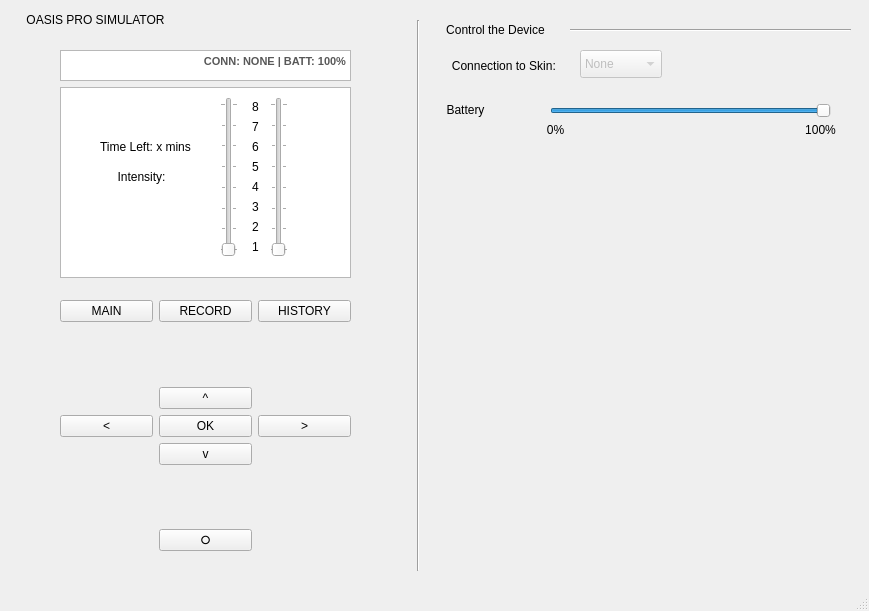
This is CES-Device/mainwindow.ui in ClintGalvez/CES-Device-Simulation as Qt 5 draws it before an edit. The edited form follows.
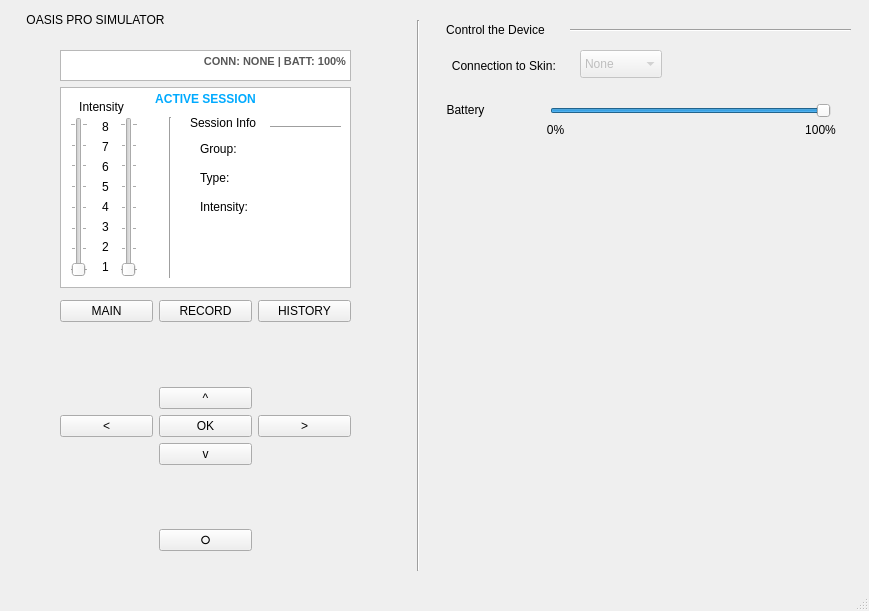
This is the edited form. The open tabs and pages were chosen to show the change.

```diff
--- a/CES-Device/mainwindow.ui
+++ b/CES-Device/mainwindow.ui
@@ -258,7 +258,7 @@
       <x>60</x>
       <y>50</y>
       <width>291</width>
-      <height>231</height>
+      <height>241</height>
      </rect>
     </property>
     <layout class="QVBoxLayout" name="screenLayout">
@@ -301,7 +301,7 @@
            <x>0</x>
            <y>0</y>
            <width>291</width>
-           <height>191</height>
+           <height>201</height>
           </rect>
          </property>
          <property name="html">
@@ -325,7 +325,7 @@
            <x>0</x>
            <y>0</y>
            <width>291</width>
-           <height>191</height>
+           <height>201</height>
           </rect>
          </property>
          <property name="html">
@@ -350,7 +350,7 @@
            <x>0</x>
            <y>0</y>
            <width>291</width>
-           <height>191</height>
+           <height>201</height>
           </rect>
          </property>
          <property name="html">
@@ -389,7 +389,7 @@
            <x>0</x>
            <y>0</y>
            <width>291</width>
-           <height>191</height>
+           <height>201</height>
           </rect>
          </property>
          <property name="html">
@@ -407,7 +407,7 @@
            <x>0</x>
            <y>30</y>
            <width>291</width>
-           <height>161</height>
+           <height>171</height>
           </rect>
          </property>
          <item>
@@ -429,7 +429,7 @@
            <x>0</x>
            <y>0</y>
            <width>291</width>
-           <height>191</height>
+           <height>201</height>
           </rect>
          </property>
          <property name="html">
@@ -447,7 +447,7 @@
            <x>0</x>
            <y>30</y>
            <width>291</width>
-           <height>161</height>
+           <height>171</height>
           </rect>
          </property>
          <property name="minimumSize">
@@ -480,7 +480,7 @@
            <x>0</x>
            <y>0</y>
            <width>291</width>
-           <height>191</height>
+           <height>201</height>
           </rect>
          </property>
          <property name="html">
@@ -498,7 +498,7 @@
            <x>0</x>
            <y>30</y>
            <width>291</width>
-           <height>161</height>
+           <height>171</height>
           </rect>
          </property>
          <item>
@@ -525,7 +525,7 @@
            <x>0</x>
            <y>0</y>
            <width>291</width>
-           <height>191</height>
+           <height>201</height>
           </rect>
          </property>
          <property name="html">
@@ -543,7 +543,7 @@
            <x>0</x>
            <y>30</y>
            <width>291</width>
-           <height>161</height>
+           <height>171</height>
           </rect>
          </property>
          <item>
@@ -572,8 +572,8 @@
         <widget class="QSlider" name="sldrIntLeft">
          <property name="geometry">
           <rect>
-           <x>160</x>
-           <y>10</y>
+           <x>10</x>
+           <y>30</y>
            <width>18</width>
            <height>160</height>
           </rect>
@@ -597,14 +597,17 @@
         <widget class="QLabel" name="lblIntTitle">
          <property name="geometry">
           <rect>
-           <x>50</x>
-           <y>80</y>
+           <x>10</x>
+           <y>10</y>
            <width>63</width>
            <height>20</height>
           </rect>
          </property>
          <property name="text">
-          <string>Intensity:</string>
+          <string>Intensity</string>
+         </property>
+         <property name="textFormat">
+          <enum>Qt::MarkdownText</enum>
          </property>
          <property name="alignment">
           <set>Qt::AlignCenter</set>
@@ -613,8 +616,8 @@
         <widget class="QSlider" name="sldrIntRight">
          <property name="geometry">
           <rect>
-           <x>210</x>
-           <y>10</y>
+           <x>60</x>
+           <y>30</y>
            <width>18</width>
            <height>160</height>
           </rect>
@@ -638,8 +641,8 @@
         <widget class="QLabel" name="lblInt1">
          <property name="geometry">
           <rect>
-           <x>180</x>
-           <y>150</y>
+           <x>30</x>
+           <y>170</y>
            <width>31</width>
            <height>20</height>
           </rect>
@@ -654,8 +657,8 @@
         <widget class="QLabel" name="lblInt8">
          <property name="geometry">
           <rect>
-           <x>180</x>
-           <y>10</y>
+           <x>30</x>
+           <y>30</y>
            <width>31</width>
            <height>20</height>
           </rect>
@@ -670,8 +673,8 @@
         <widget class="QLabel" name="lblInt7">
          <property name="geometry">
           <rect>
-           <x>180</x>
-           <y>30</y>
+           <x>30</x>
+           <y>50</y>
            <width>31</width>
            <height>20</height>
           </rect>
@@ -686,8 +689,8 @@
         <widget class="QLabel" name="lblInt6">
          <property name="geometry">
           <rect>
-           <x>180</x>
-           <y>50</y>
+           <x>30</x>
+           <y>70</y>
            <width>31</width>
            <height>20</height>
           </rect>
@@ -702,8 +705,8 @@
         <widget class="QLabel" name="lblInt5">
          <property name="geometry">
           <rect>
-           <x>180</x>
-           <y>70</y>
+           <x>30</x>
+           <y>90</y>
            <width>31</width>
            <height>20</height>
           </rect>
@@ -718,8 +721,8 @@
         <widget class="QLabel" name="lblInt4">
          <property name="geometry">
           <rect>
-           <x>180</x>
-           <y>90</y>
+           <x>30</x>
+           <y>110</y>
            <width>31</width>
            <height>20</height>
           </rect>
@@ -734,8 +737,8 @@
         <widget class="QLabel" name="lblInt3">
          <property name="geometry">
           <rect>
-           <x>180</x>
-           <y>110</y>
+           <x>30</x>
+           <y>130</y>
            <width>31</width>
            <height>20</height>
           </rect>
@@ -750,8 +753,8 @@
         <widget class="QLabel" name="lblInt2">
          <property name="geometry">
           <rect>
-           <x>180</x>
-           <y>130</y>
+           <x>30</x>
+           <y>150</y>
            <width>31</width>
            <height>20</height>
           </rect>
@@ -763,30 +766,106 @@
           <set>Qt::AlignCenter</set>
          </property>
         </widget>
-        <widget class="QListWidget" name="activeSessScreen">
+        <widget class="QTextBrowser" name="activeSessScreen">
          <property name="geometry">
           <rect>
            <x>0</x>
            <y>0</y>
            <width>291</width>
-           <height>191</height>
+           <height>201</height>
           </rect>
          </property>
+         <property name="html">
+          <string>&lt;!DOCTYPE HTML PUBLIC &quot;-//W3C//DTD HTML 4.0//EN&quot; &quot;http://www.w3.org/TR/REC-html40/strict.dtd&quot;&gt;
+&lt;html&gt;&lt;head&gt;&lt;meta name=&quot;qrichtext&quot; content=&quot;1&quot; /&gt;&lt;meta charset=&quot;utf-8&quot; /&gt;&lt;style type=&quot;text/css&quot;&gt;
+p, li { white-space: pre-wrap; }
+hr { height: 1px; border-width: 0; }
+&lt;/style&gt;&lt;/head&gt;&lt;body style=&quot; font-family:'Segoe UI'; font-size:9pt; font-weight:400; font-style:normal;&quot;&gt;
+&lt;p align=&quot;center&quot; style=&quot; margin-top:0px; margin-bottom:0px; margin-left:0px; margin-right:0px; -qt-block-indent:0; text-indent:0px;&quot;&gt;&lt;span style=&quot; font-weight:700; color:#00aaff;&quot;&gt;ACTIVE SESSION&lt;/span&gt;&lt;/p&gt;&lt;/body&gt;&lt;/html&gt;</string>
+         </property>
         </widget>
-        <widget class="QLabel" name="lblTimer">
+        <widget class="QWidget" name="verticalLayoutWidget_2">
          <property name="geometry">
           <rect>
-           <x>20</x>
+           <x>140</x>
            <y>50</y>
-           <width>131</width>
-           <height>20</height>
+           <width>141</width>
+           <height>81</height>
+          </rect>
+         </property>
+         <layout class="QVBoxLayout" name="vlActSessInfo">
+          <item>
+           <widget class="QLabel" name="lblGroup">
+            <property name="text">
+             <string>Group: </string>
+            </property>
+            <property name="alignment">
+             <set>Qt::AlignLeading|Qt::AlignLeft|Qt::AlignVCenter</set>
+            </property>
+           </widget>
+          </item>
+          <item>
+           <widget class="QLabel" name="lblType">
+            <property name="text">
+             <string>Type: </string>
+            </property>
+            <property name="alignment">
+             <set>Qt::AlignLeading|Qt::AlignLeft|Qt::AlignVCenter</set>
+            </property>
+           </widget>
+          </item>
+          <item>
+           <widget class="QLabel" name="lblInt">
+            <property name="text">
+             <string>Intensity: </string>
+            </property>
+            <property name="alignment">
+             <set>Qt::AlignLeading|Qt::AlignLeft|Qt::AlignVCenter</set>
+            </property>
+           </widget>
+          </item>
+         </layout>
+        </widget>
+        <widget class="Line" name="line">
+         <property name="geometry">
+          <rect>
+           <x>100</x>
+           <y>30</y>
+           <width>20</width>
+           <height>161</height>
+          </rect>
+         </property>
+         <property name="orientation">
+          <enum>Qt::Vertical</enum>
+         </property>
+        </widget>
+        <widget class="QLabel" name="lblInfo">
+         <property name="geometry">
+          <rect>
+           <x>130</x>
+           <y>25</y>
+           <width>139</width>
+           <height>21</height>
           </rect>
          </property>
          <property name="text">
-          <string>Time Left: x mins</string>
+          <string>Session Info</string>
          </property>
          <property name="alignment">
-          <set>Qt::AlignCenter</set>
+          <set>Qt::AlignLeading|Qt::AlignLeft|Qt::AlignVCenter</set>
+         </property>
+        </widget>
+        <widget class="Line" name="line_2">
+         <property name="geometry">
+          <rect>
+           <x>210</x>
+           <y>30</y>
+           <width>71</width>
+           <height>21</height>
+          </rect>
+         </property>
+         <property name="orientation">
+          <enum>Qt::Horizontal</enum>
          </property>
         </widget>
         <zorder>activeSessScreen</zorder>
@@ -801,7 +880,10 @@
         <zorder>lblInt4</zorder>
         <zorder>lblInt3</zorder>
         <zorder>lblInt2</zorder>
-        <zorder>lblTimer</zorder>
+        <zorder>verticalLayoutWidget_2</zorder>
+        <zorder>line</zorder>
+        <zorder>lblInfo</zorder>
+        <zorder>line_2</zorder>
        </widget>
        <widget class="QWidget" name="pFinSessScreen">
         <widget class="QTextBrowser" name="finSessScreen">
@@ -810,7 +892,7 @@
            <x>0</x>
            <y>0</y>
            <width>291</width>
-           <height>191</height>
+           <height>201</height>
           </rect>
          </property>
          <property name="html">
@@ -835,7 +917,7 @@
            <x>0</x>
            <y>0</y>
            <width>291</width>
-           <height>191</height>
+           <height>201</height>
           </rect>
          </property>
          <property name="html">
@@ -853,11 +935,35 @@
            <x>0</x>
            <y>30</y>
            <width>291</width>
-           <height>161</height>
+           <height>171</height>
           </rect>
          </property>
         </widget>
        </widget>
+       <widget class="QWidget" name="pPoweringOff">
+        <widget class="QTextBrowser" name="pwrOffScreen">
+         <property name="geometry">
+          <rect>
+           <x>0</x>
+           <y>0</y>
+           <width>291</width>
+           <height>201</height>
+          </rect>
+         </property>
+         <property name="html">
+          <string>&lt;!DOCTYPE HTML PUBLIC &quot;-//W3C//DTD HTML 4.0//EN&quot; &quot;http://www.w3.org/TR/REC-html40/strict.dtd&quot;&gt;
+&lt;html&gt;&lt;head&gt;&lt;meta name=&quot;qrichtext&quot; content=&quot;1&quot; /&gt;&lt;meta charset=&quot;utf-8&quot; /&gt;&lt;style type=&quot;text/css&quot;&gt;
+p, li { white-space: pre-wrap; }
+hr { height: 1px; border-width: 0; }
+&lt;/style&gt;&lt;/head&gt;&lt;body style=&quot; font-family:'Segoe UI'; font-size:9pt; font-weight:400; font-style:normal;&quot;&gt;
+&lt;p style=&quot;-qt-paragraph-type:empty; margin-top:0px; margin-bottom:0px; margin-left:0px; margin-right:0px; -qt-block-indent:0; text-indent:0px;&quot;&gt;&lt;br /&gt;&lt;/p&gt;
+&lt;p style=&quot;-qt-paragraph-type:empty; margin-top:0px; margin-bottom:0px; margin-left:0px; margin-right:0px; -qt-block-indent:0; text-indent:0px;&quot;&gt;&lt;br /&gt;&lt;/p&gt;
+&lt;p style=&quot;-qt-paragraph-type:empty; margin-top:0px; margin-bottom:0px; margin-left:0px; margin-right:0px; -qt-block-indent:0; text-indent:0px;&quot;&gt;&lt;br /&gt;&lt;/p&gt;
+&lt;p style=&quot;-qt-paragraph-type:empty; margin-top:0px; margin-bottom:0px; margin-left:0px; margin-right:0px; -qt-block-indent:0; text-indent:0px;&quot;&gt;&lt;br /&gt;&lt;/p&gt;
+&lt;p align=&quot;center&quot; style=&quot; margin-top:0px; margin-bottom:0px; margin-left:0px; margin-right:0px; -qt-block-indent:0; text-indent:0px;&quot;&gt;&lt;span style=&quot; font-size:14pt; font-weight:700; color:#00aaff;&quot;&gt;POWERING OFF...&lt;/span&gt;&lt;/p&gt;&lt;/body&gt;&lt;/html&gt;</string>
+         </property>
+        </widget>
+       </widget>
       </widget>
      </item>
     </layout>
```
